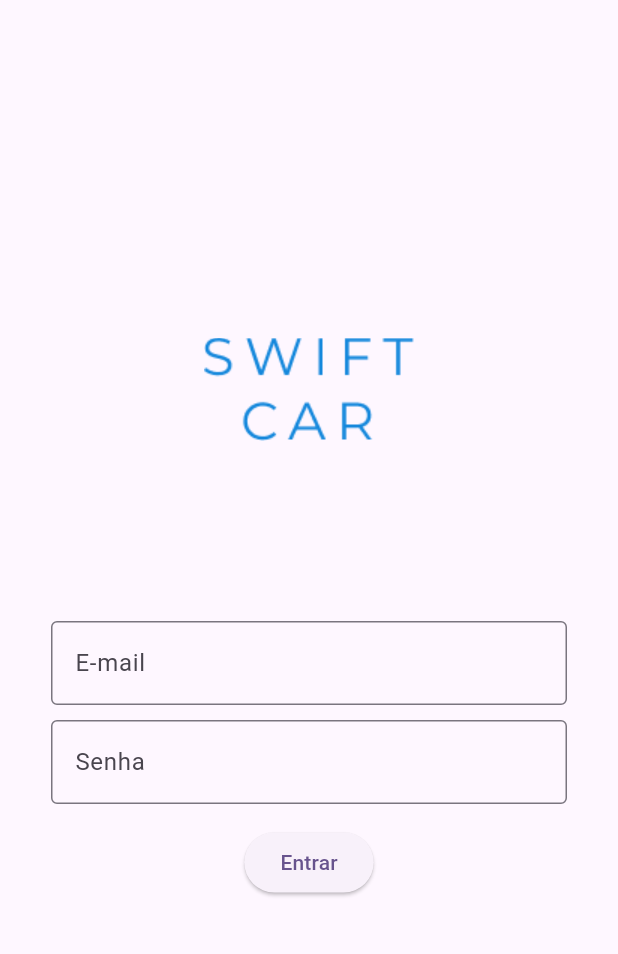
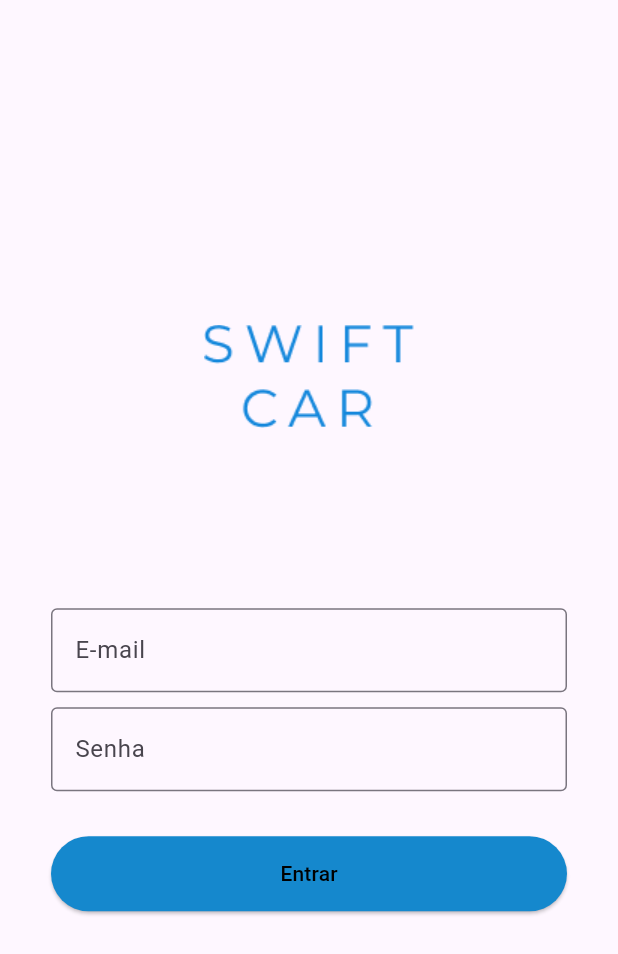
Before and after one commit to lucasgalindo/SWIFTCAR, a Flutter app: the screen it shows after launch, on a phone screen of 412 x 824 dp. Shown: the top 954 px of the screen. Run offline on Flutter 3.47's test engine with Material 3 defaults, Android fonts, the phone set to English and light mode, and no system bars.

Commit message:
Att da tela de login

```diff
--- a/lib/login.dart
+++ b/lib/login.dart
@@ -56,12 +56,29 @@
                 ),
                 ),
 
-                SizedBox(height: 15),
+                SizedBox(height: 30),
 
                 ElevatedButton(onPressed: () {
 
                 },
-                child: Text('Entrar'))
+
+                style: ElevatedButton.styleFrom(
+                  backgroundColor: Color.fromRGBO(21,136,205, 1),
+                ),
+
+                child: SizedBox(
+
+                  width: 300,
+                  height: 50,
+                  child: Center(
+                    child: Text(
+                      'Entrar',
+                      style: TextStyle(
+                        color: Colors.black,
+                      ),
+                      ),
+                  ),
+                ))
 
               ],),
             ),
```
